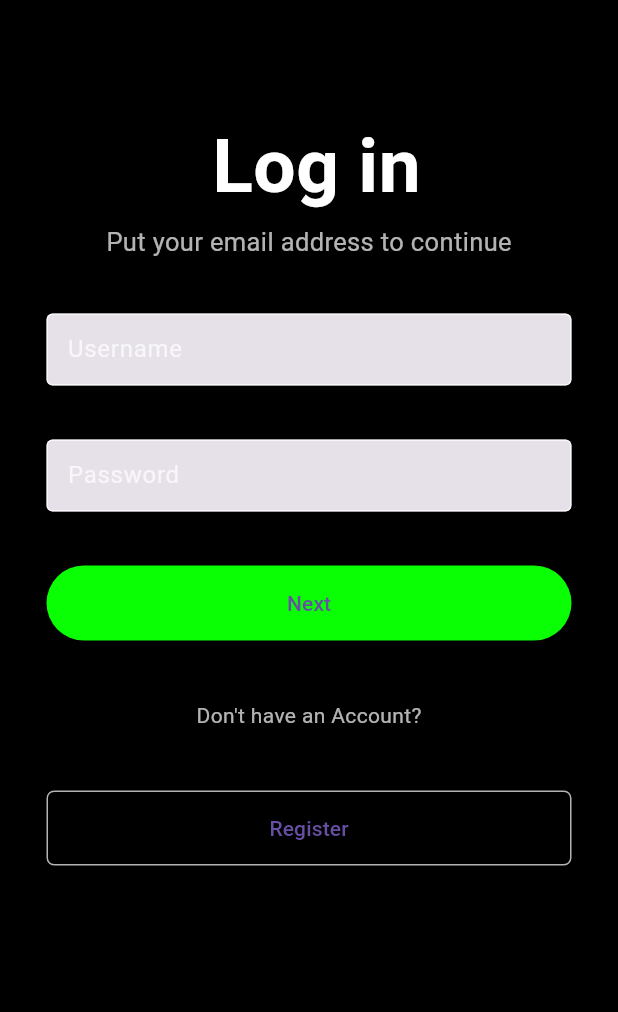
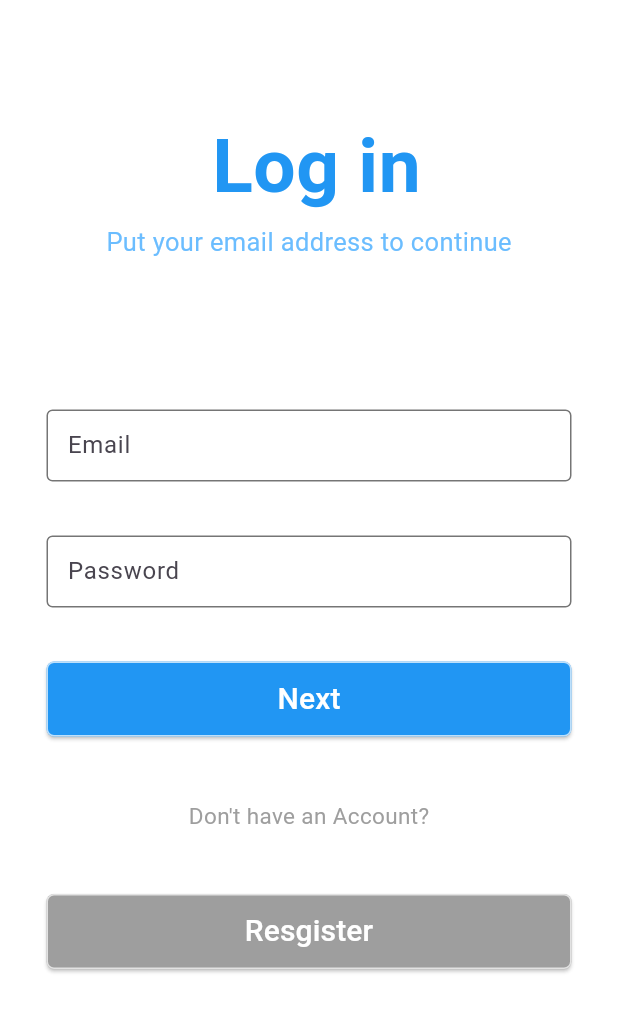
Before and after one commit to BrianNguyen1507/Movie-Booking-tickets, a Flutter app: the screen it shows after launch, on a phone screen of 412 x 824 dp. Shown: the top 1012 px of the screen. Run offline on Flutter 3.47's test engine with Material 3 defaults, Android fonts, the phone set to English and light mode, and no system bars; our stand-ins replace gap, scroll_snap_list.

Commit message:
update: colors of login screen

```diff
--- a/lib/Views/login_screen/login_screen.dart
+++ b/lib/Views/login_screen/login_screen.dart
@@ -1,5 +1,4 @@
 import 'package:flutter/material.dart';
-import 'package:movie_booking/Colors/colorvalues.dart';
 import 'package:movie_booking/utils/handle_login/handlelogin.dart';
 import 'package:movie_booking/Views/register_screen/register_screen.dart';
 
@@ -14,15 +13,11 @@ class _LoginPageState extends State<LoginPage> {
   final HandleLogin _handleLogin = const HandleLogin();
   final TextEditingController _usernameController = TextEditingController();
   final TextEditingController _passwordController = TextEditingController();
-  void _resetText() {
-    _usernameController.text = "";
-    _passwordController.text = "";
-  }
 
   @override
   Widget build(BuildContext context) {
     return Scaffold(
-      backgroundColor: Colors.black,
+      backgroundColor: Colors.white,
       body: SingleChildScrollView(
         child: Column(
           crossAxisAlignment: CrossAxisAlignment.start,
@@ -43,7 +38,7 @@ class _LoginPageState extends State<LoginPage> {
                       style: TextStyle(
                           fontSize: 50.0,
                           fontWeight: FontWeight.bold,
-                          color: Colors.white),
+                          color: Colors.blue),
                     ),
                   ),
                 ),
@@ -51,13 +46,13 @@ class _LoginPageState extends State<LoginPage> {
                   child: Text(
                     'Put your email address to continue',
                     style: TextStyle(
-                      color: Colors.white70,
+                      color: Color.fromARGB(255, 107, 189, 255),
                       fontSize: 17.0,
                     ),
                   ),
                 ),
                 const SizedBox(
-                  height: 36.0,
+                  height: 100.0,
                 ),
                 Column(
                   children: [
@@ -67,25 +62,21 @@ class _LoginPageState extends State<LoginPage> {
                         width: 350.0,
                         child: TextField(
                           controller: _usernameController,
-                          style: const TextStyle(color: Colors.white70),
+                          style: const TextStyle(color: Colors.black),
                           obscureText: false,
                           decoration: InputDecoration(
                             contentPadding:
                                 const EdgeInsets.only(left: 10, right: 10),
-                            filled: true,
                             focusedBorder: const OutlineInputBorder(
-                                borderSide: BorderSide(
-                                    color: buttonsColor, width: 3.0)),
+                                borderSide:
+                                    BorderSide(color: Colors.blue, width: 3.0)),
                             enabledBorder: const OutlineInputBorder(
                               borderSide:
-                                  BorderSide(color: Colors.white70, width: 1.0),
+                                  BorderSide(color: Colors.black54, width: 1.0),
                             ),
                             border: OutlineInputBorder(
                                 borderRadius: BorderRadius.circular(10)),
-                            label: const Text(
-                              'Username',
-                              style: TextStyle(color: Colors.white70),
-                            ),
+                            labelText: "Email",
                           ),
                         ),
                       ),
@@ -99,25 +90,21 @@ class _LoginPageState extends State<LoginPage> {
                         width: 350.0,
                         child: TextField(
                           controller: _passwordController,
-                          style: const TextStyle(color: Colors.white70),
+                          style: const TextStyle(color: Colors.black),
                           obscureText: true,
                           decoration: InputDecoration(
                             contentPadding:
                                 const EdgeInsets.only(left: 10, right: 10),
-                            filled: true,
                             focusedBorder: const OutlineInputBorder(
-                                borderSide: BorderSide(
-                                    color: buttonsColor, width: 3.0)),
+                                borderSide:
+                                    BorderSide(color: Colors.blue, width: 3.0)),
                             enabledBorder: const OutlineInputBorder(
                               borderSide:
-                                  BorderSide(color: Colors.white70, width: 1.0),
+                                  BorderSide(color: Colors.black54, width: 1.0),
                             ),
                             border: OutlineInputBorder(
                                 borderRadius: BorderRadius.circular(10)),
-                            label: const Text(
-                              'Password',
-                              style: TextStyle(color: Colors.white70),
-                            ),
+                            labelText: "Password",
                           ),
                         ),
                       ),
@@ -131,24 +118,36 @@ class _LoginPageState extends State<LoginPage> {
                       child: ElevatedButton(
                         style: const ButtonStyle(
                           backgroundColor: MaterialStatePropertyAll(
-                            buttonsColor,
+                            Colors.blue,
+                          ),
+                          shape: MaterialStatePropertyAll(
+                            RoundedRectangleBorder(
+                              borderRadius:
+                                  BorderRadius.all(Radius.circular(5)),
+                              side: BorderSide(color: Colors.white70),
+                            ),
                           ),
                         ),
                         onPressed: () {
+                          setState(() {
                             _handleLogin.handleLogin(
                               context,
                               _usernameController.text,
                               _passwordController.text,
                             );
+                          });
                         },
-                        child: const Text('Next'),
+                        child: const Text(
+                          'Next',
+                          style: TextStyle(color: Colors.white, fontSize: 20),
+                        ),
                       ),
                     ),
                     const Center(
                       heightFactor: 5,
                       child: Text(
                         "Don't have an Account?",
-                        style: TextStyle(color: Colors.white70),
+                        style: TextStyle(color: Colors.grey, fontSize: 15),
                       ),
                     ),
                     SizedBox(
@@ -157,18 +156,24 @@ class _LoginPageState extends State<LoginPage> {
                       child: ElevatedButton(
                         style: const ButtonStyle(
                           backgroundColor: MaterialStatePropertyAll(
-                                Colors.transparent,
+                            Colors.grey,
                           ),
                           shape: MaterialStatePropertyAll(
                             RoundedRectangleBorder(
                               borderRadius:
                                   BorderRadius.all(Radius.circular(5)),
-                                      side:
-                                          BorderSide(color: Colors.white70)))),
+                              side: BorderSide(color: Colors.white70),
+                            ),
+                          ),
+                        ),
                         onPressed: () {
                           _onRegisterPress(context);
                         },
-                          child: const Text('Register')),
+                        child: const Text(
+                          'Resgister',
+                          style: TextStyle(color: Colors.white, fontSize: 20),
+                        ),
+                      ),
                     ),
                   ],
                 ),
```
Lines whose indentation alone changed are shown as unchanged.
